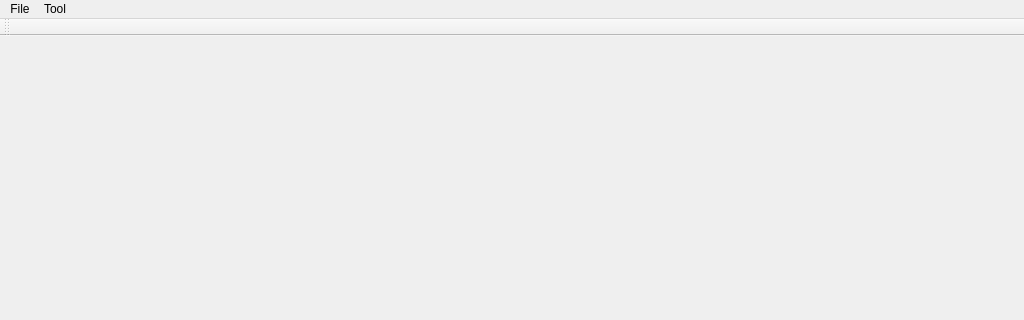
First picture: the form in BuildingMassEstimation/MainWindow.ui, repository gnishida/BuildingMassEstimation, before the edit; both pictures show x 0 to 1024 and y 0 to 320 of the 1024 by 800 pixel window.
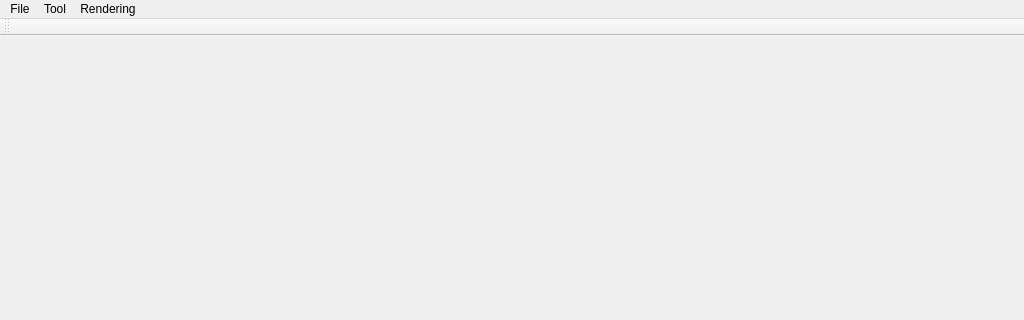
Second picture: the form after the edit.

Commit message:
add contour rendering, etc
- add contour rendering
- add cga files
- sgd

Diff of the .ui file:
```diff
--- a/BuildingMassEstimation/MainWindow.ui
+++ b/BuildingMassEstimation/MainWindow.ui
@@ -36,8 +36,17 @@
     <addaction name="actionGenerateTrainingData"/>
     <addaction name="actionMCMC"/>
    </widget>
+   <widget class="QMenu" name="menuRendering">
+    <property name="title">
+     <string>Rendering</string>
+    </property>
+    <addaction name="actionRenderingBasic"/>
+    <addaction name="actionRenderingLine"/>
+    <addaction name="actionRenderingContour"/>
+   </widget>
    <addaction name="menuFile"/>
    <addaction name="menuTool"/>
+   <addaction name="menuRendering"/>
   </widget>
   <widget class="QToolBar" name="mainToolBar">
    <attribute name="toolBarArea">
```
Left out of the diff: 31 changed lines with no effect on the pictures. The commit also changes 45 other files.
